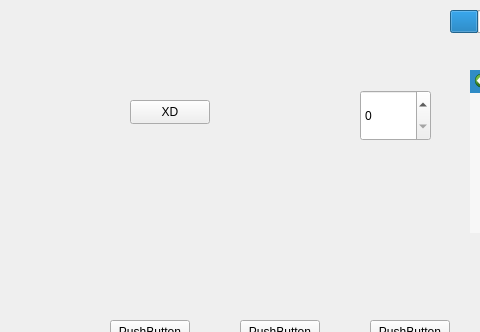
molautaro/interfazAGV, file mainwindow.ui: the form before one commit; both pictures show x 0 to 480 and y 0 to 332 of the 800 by 600 pixel window.
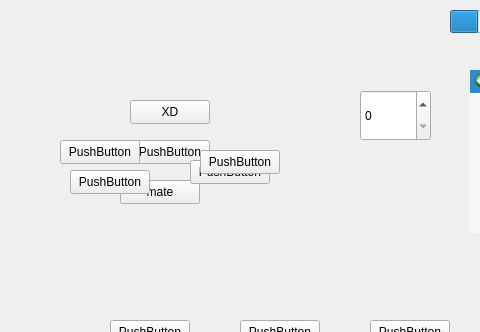
The form after the commit.

Commit message: Muchos push buttons

Patch:
```diff
--- a/mainwindow.ui
+++ b/mainwindow.ui
@@ -99,6 +99,84 @@
      <string>XD</string>
     </property>
    </widget>
+   <widget class="QPushButton" name="pushButton_5">
+    <property name="geometry">
+     <rect>
+      <x>120</x>
+      <y>180</y>
+      <width>80</width>
+      <height>24</height>
+     </rect>
+    </property>
+    <property name="text">
+     <string>mate</string>
+    </property>
+   </widget>
+   <widget class="QPushButton" name="pushButton_6">
+    <property name="geometry">
+     <rect>
+      <x>130</x>
+      <y>140</y>
+      <width>80</width>
+      <height>24</height>
+     </rect>
+    </property>
+    <property name="text">
+     <string>PushButton</string>
+    </property>
+   </widget>
+   <widget class="QPushButton" name="pushButton_7">
+    <property name="geometry">
+     <rect>
+      <x>190</x>
+      <y>160</y>
+      <width>80</width>
+      <height>24</height>
+     </rect>
+    </property>
+    <property name="text">
+     <string>PushButton</string>
+    </property>
+   </widget>
+   <widget class="QPushButton" name="pushButton_8">
+    <property name="geometry">
+     <rect>
+      <x>70</x>
+      <y>170</y>
+      <width>80</width>
+      <height>24</height>
+     </rect>
+    </property>
+    <property name="text">
+     <string>PushButton</string>
+    </property>
+   </widget>
+   <widget class="QPushButton" name="pushButton_9">
+    <property name="geometry">
+     <rect>
+      <x>60</x>
+      <y>140</y>
+      <width>80</width>
+      <height>24</height>
+     </rect>
+    </property>
+    <property name="text">
+     <string>PushButton</string>
+    </property>
+   </widget>
+   <widget class="QPushButton" name="pushButton_10">
+    <property name="geometry">
+     <rect>
+      <x>200</x>
+      <y>150</y>
+      <width>80</width>
+      <height>24</height>
+     </rect>
+    </property>
+    <property name="text">
+     <string>PushButton</string>
+    </property>
+   </widget>
   </widget>
   <widget class="QMenuBar" name="menubar">
    <property name="geometry">
```
